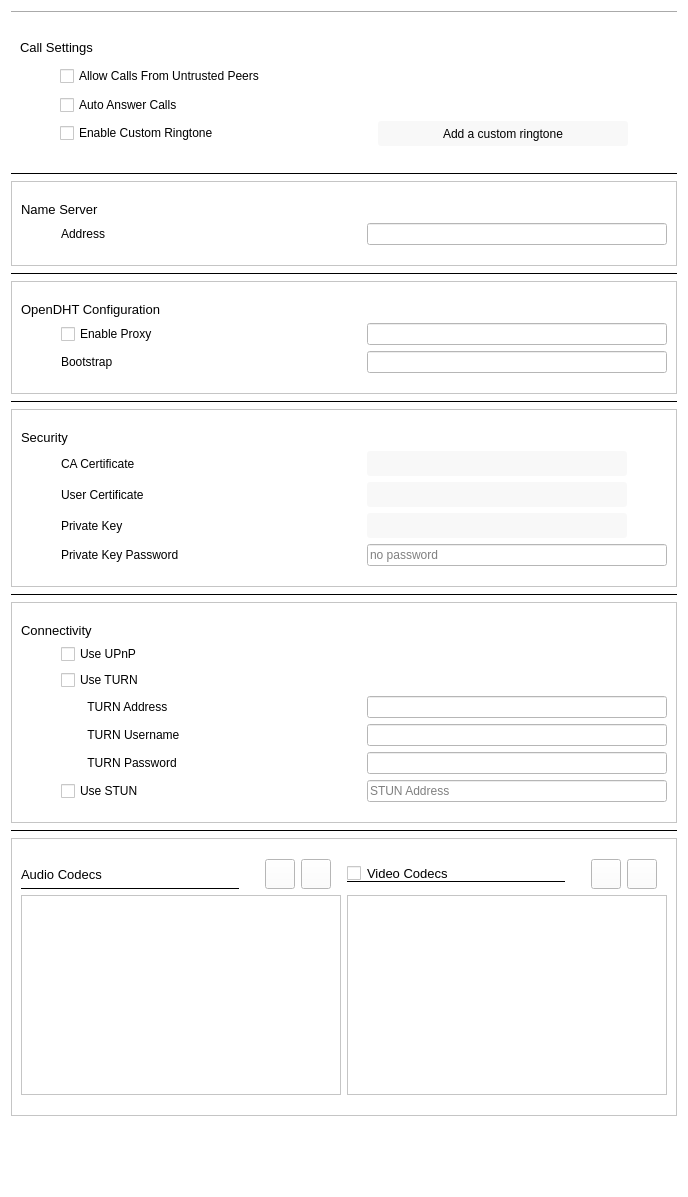
The window that advancedsettingswidget.ui (savoirfairelinux/jami-client-windows) describes before a commit, drawn with Qt 5.
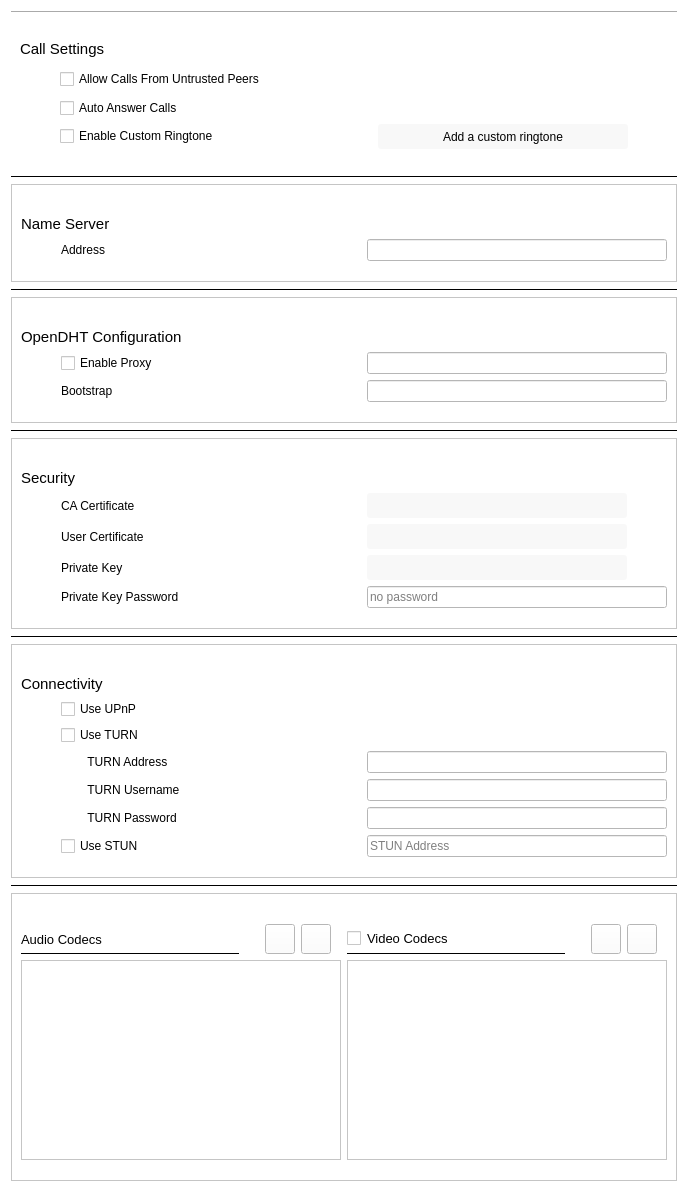
The same window after the commit. Icons and pictures are not drawn.

```diff
--- a/advancedsettingswidget.ui
+++ b/advancedsettingswidget.ui
@@ -40,7 +40,7 @@
        <widget class="QLabel" name="label">
         <property name="font">
          <font>
-          <pointsize>10</pointsize>
+          <pointsize>11</pointsize>
          </font>
         </property>
         <property name="text">
@@ -158,7 +158,7 @@
      </property>
      <layout class="QVBoxLayout" name="verticalLayout_4">
       <property name="topMargin">
-       <number>20</number>
+       <number>30</number>
       </property>
       <property name="bottomMargin">
        <number>20</number>
@@ -167,7 +167,7 @@
        <widget class="QLabel" name="label_2">
         <property name="font">
          <font>
-          <pointsize>10</pointsize>
+          <pointsize>11</pointsize>
          </font>
         </property>
         <property name="text">
@@ -253,7 +253,7 @@
      </property>
      <layout class="QVBoxLayout" name="verticalLayout_5">
       <property name="topMargin">
-       <number>20</number>
+       <number>30</number>
       </property>
       <property name="bottomMargin">
        <number>20</number>
@@ -262,7 +262,7 @@
        <widget class="QLabel" name="label_4">
         <property name="font">
          <font>
-          <pointsize>10</pointsize>
+          <pointsize>11</pointsize>
          </font>
         </property>
         <property name="text">
@@ -401,7 +401,7 @@
      </property>
      <layout class="QVBoxLayout" name="verticalLayout_16">
       <property name="topMargin">
-       <number>20</number>
+       <number>30</number>
       </property>
       <property name="bottomMargin">
        <number>20</number>
@@ -410,7 +410,7 @@
        <widget class="QLabel" name="label_17">
         <property name="font">
          <font>
-          <pointsize>10</pointsize>
+          <pointsize>11</pointsize>
          </font>
         </property>
         <property name="text">
@@ -633,7 +633,7 @@
      </property>
      <layout class="QVBoxLayout" name="verticalLayout_8">
       <property name="topMargin">
-       <number>20</number>
+       <number>30</number>
       </property>
       <property name="bottomMargin">
        <number>20</number>
@@ -642,7 +642,7 @@
        <widget class="QLabel" name="label_11">
         <property name="font">
          <font>
-          <pointsize>10</pointsize>
+          <pointsize>11</pointsize>
          </font>
         </property>
         <property name="text">
@@ -784,7 +784,7 @@
      </property>
      <layout class="QHBoxLayout" name="horizontalLayout_14">
       <property name="topMargin">
-       <number>20</number>
+       <number>30</number>
       </property>
       <property name="bottomMargin">
        <number>20</number>
@@ -795,6 +795,18 @@
          <layout class="QHBoxLayout" name="horizontalLayout_10">
           <item>
            <widget class="QLabel" name="audioLabel">
+            <property name="minimumSize">
+             <size>
+              <width>0</width>
+              <height>30</height>
+             </size>
+            </property>
+            <property name="maximumSize">
+             <size>
+              <width>16777215</width>
+              <height>30</height>
+             </size>
+            </property>
             <property name="font">
              <font>
               <pointsize>10</pointsize>
@@ -918,6 +930,18 @@
          <layout class="QHBoxLayout" name="horizontalLayout_8">
           <item>
            <widget class="QCheckBox" name="videoCheckBox">
+            <property name="minimumSize">
+             <size>
+              <width>0</width>
+              <height>30</height>
+             </size>
+            </property>
+            <property name="maximumSize">
+             <size>
+              <width>16777215</width>
+              <height>30</height>
+             </size>
+            </property>
             <property name="font">
              <font>
               <pointsize>10</pointsize>
```
